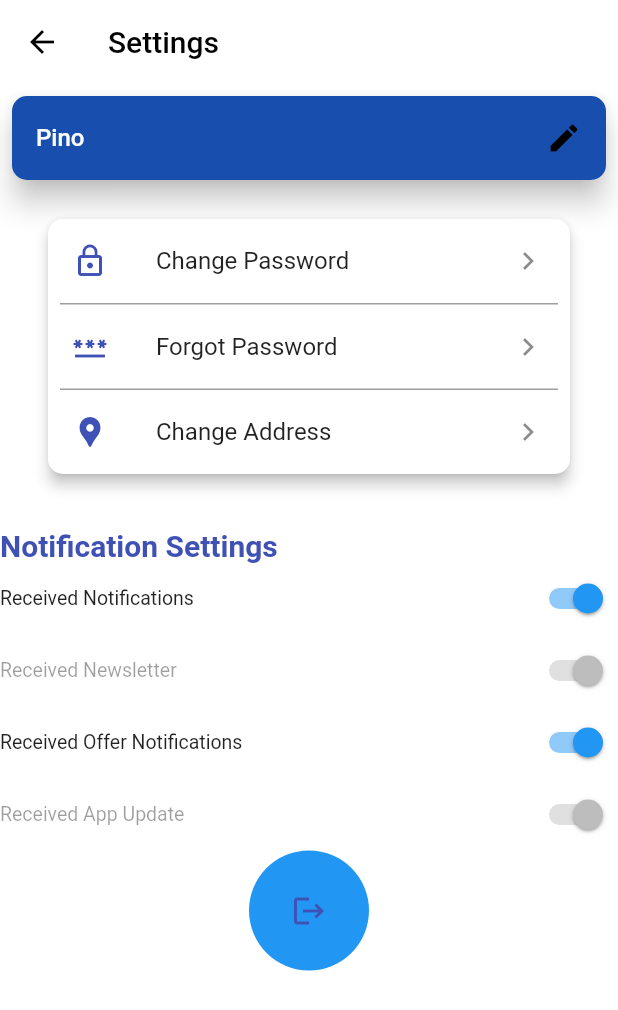
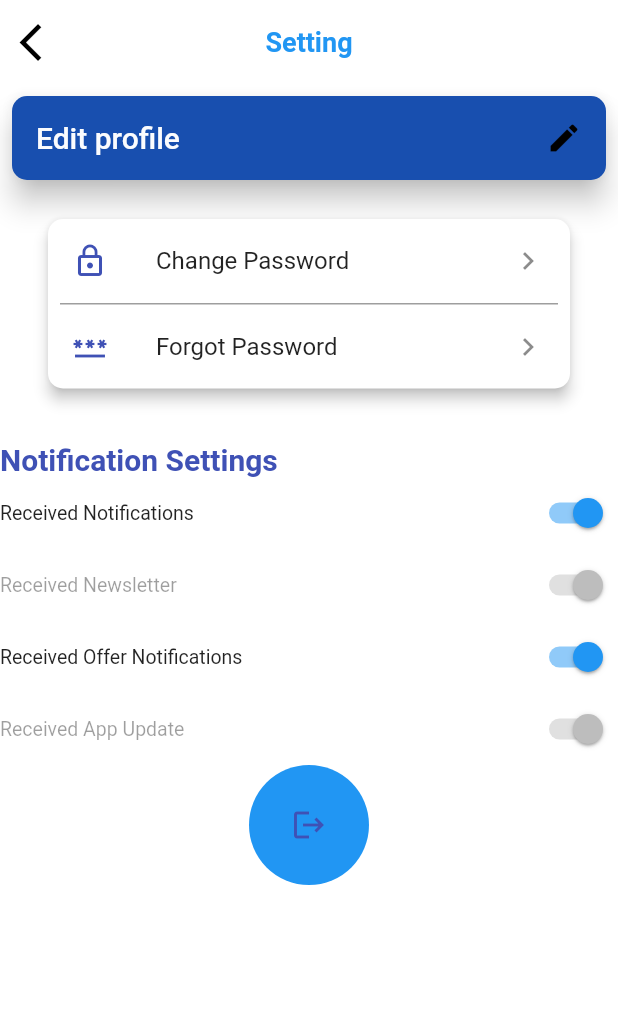
Before and after one commit to HangVu0823/SFuverce_UI, a Flutter app: the UserScreen screen opened directly, after a tap on the "settings" icon, on a phone screen of 412 x 824 dp. Shown: the top 1010 px of the screen. Run offline on Flutter 3.47's test engine with Material 2 defaults, Android fonts, the light colour scheme and no system bars; our stand-ins replace cloud_firestore, cross_file, firebase_auth, firebase_core, firebase_storage, flutter_rating_bar and 12 more; accounts and stored records are empty.

Commit message:
Update Edit_Profile

```diff
--- a/lib/screens/user_profile/favorites/favorites_screen.dart
+++ b/lib/screens/user_profile/favorites/favorites_screen.dart
@@ -47,7 +47,7 @@ class _FavoriteScreenState extends State<FavoriteScreen> {
                 children: [
                   Container(
                     margin: EdgeInsets.all(5.0),
-                    width: 100.0,
+                    width: 80.0,
                     height: 94.0,
                     decoration: BoxDecoration(
                       borderRadius: BorderRadius.only(
--- a/lib/screens/user_profile/setting/setting.dart
+++ b/lib/screens/user_profile/setting/setting.dart
@@ -1,4 +1,9 @@
 import 'package:flutter/material.dart';
+import 'package:sfuverce_app/constants/backend_SignIn_SignUp/strings.dart';
+import 'package:sfuverce_app/custom-icons/custom-icons.dart';
+import 'package:sfuverce_app/screens/user_profile/setting/edit_profile.dart';
+import 'package:sfuverce_app/widgets/app_bottom_navigation.dart';
+import 'package:sfuverce_app/screens/user_profile/user.dart';
 
 class SettingsOnePage extends StatelessWidget {
   static final String path = "lib/settings.dat";
@@ -7,15 +12,28 @@ class SettingsOnePage extends StatelessWidget {
     return Scaffold(
       backgroundColor: Colors.white,
       appBar: AppBar(
-        elevation: 0,
-        brightness: Brightness.light,
-        iconTheme: IconThemeData(color: Colors.black),
         backgroundColor: Colors.white,
+        leading: IconButton(
+            icon: Icon(
+              Icons.arrow_back_ios,
+              color: Colors.black,
+            ),
+            iconSize: 30.0,
+            onPressed: () {
+              Navigator.pop(context);
+              Navigator.push(context,
+                  MaterialPageRoute(builder: (context) => UserScreen()));
+            }),
         title: Text(
-          'Settings',
-          style: TextStyle(color: Colors.black),
+          'Setting',
+          style: TextStyle(
+            color: Theme.of(context).primaryColor,
+            fontWeight: FontWeight.bold,
+            fontSize: 18.0,
+          ),
         ),
-
+        centerTitle: true,
+        elevation: 0.0,
       ),
       body: Column(
         children: [
@@ -31,12 +49,16 @@ class SettingsOnePage extends StatelessWidget {
                 color: Color.fromARGB(255, 24, 79, 175),
                 child: ListTile(
                   onTap: () {
-                    //open edit pofile
+                    Navigator.push(
+                      context,
+                      MaterialPageRoute(builder: (_) => EditProfilePage()),
+                    );
                   },
                   title: Text(
-                    "Pino",
+                    "Edit profile",
                     style: TextStyle(
                       color: Color.fromARGB(251, 255, 255, 255),
+                      fontSize: 20,
                       fontWeight: FontWeight.w500,
                     ),
                   ),
@@ -80,15 +102,15 @@ class SettingsOnePage extends StatelessWidget {
                       //open forgot password
                     },
                   ),
-                  _buildDivider(),
-                  ListTile(
-                    leading: Icon(Icons.location_pin, color: Colors.indigo),
-                    title: Text("Change Address"),
-                    trailing: Icon(Icons.keyboard_arrow_right),
-                    onTap: () {
-                      //open change address
-                    },
-                  )
+                  // _buildDivider(),
+                  // ListTile(
+                  //   leading: Icon(Icons.location_pin, color: Colors.indigo),
+                  //   title: Text("Change Address"),
+                  //   trailing: Icon(Icons.keyboard_arrow_right),
+                  //   onTap: () {
+                  //     //open change address
+                  //   },
+                  // )
                 ]),
               ),
               const SizedBox(height: 20.0),
--- a/lib/screens/user_profile/user.dart
+++ b/lib/screens/user_profile/user.dart
@@ -1,18 +1,78 @@
+import 'package:cloud_firestore/cloud_firestore.dart';
 import 'package:firebase_auth/firebase_auth.dart';
 import 'package:flutter/material.dart';
+import 'package:provider/provider.dart';
+import 'package:sfuverce_app/constants/backend_SignIn_SignUp/firebase_consts.dart';
 import 'package:sfuverce_app/screens/delivery/trackorder.dart';
 import 'package:sfuverce_app/screens/user_profile/favorites/favorites_screen.dart';
 import 'package:sfuverce_app/screens/user_profile/setting/setting.dart';
-import 'package:sfuverce_app/services/database_service.dart';
+import 'package:sfuverce_app/custom-icons/custom-icons.dart';
+import 'package:sfuverce_app/widgets/app_bottom_navigation.dart';
+
+import '../../services/account_service.dart';
+import '../cart/cart_screen.dart';
+import '../../services/database_service.dart';
 
 class UserScreen extends StatefulWidget {
   _UserScreenState createState() => _UserScreenState();
 }
 
 class _UserScreenState extends State<UserScreen> {
+  final user = FirebaseAuth.instance.currentUser;
+  String name = 'User';
+  String email = '********';
+  String phone = '********';
+  String address = '******';
+
+  Future _getDataFromDatabse() async {
+    await FirebaseFirestore.instance
+        .collection("users-form-data")
+        .doc(FirebaseAuth.instance.currentUser.email)
+        .get()
+        .then((snapshot) async {
+      if (snapshot.exists) {
+        setState(() {
+          name = snapshot.data()["name"];
+          //email = snapshot.data()["email"];
+          phone = snapshot.data()["phone"];
+          address = snapshot.data()["address"];
+        });
+      }
+    });
+  }
+
+  void initState() {
+    super.initState();
+    _getDataFromDatabse();
+  }
+
   @override
   Widget build(BuildContext context) {
     return Scaffold(
+      appBar: AppBar(
+        backgroundColor: Colors.white,
+        leading: IconButton(
+            icon: Icon(
+              Icons.arrow_back_ios,
+              color: Colors.black,
+            ),
+            iconSize: 30.0,
+            onPressed: () {
+              Navigator.pop(context);
+              Navigator.push(context,
+                  MaterialPageRoute(builder: (context) => PageNavigation()));
+            }),
+        title: Text(
+          'User Profile',
+          style: TextStyle(
+            color: Theme.of(context).primaryColor,
+            fontWeight: FontWeight.bold,
+            fontSize: 18.0,
+          ),
+        ),
+        centerTitle: true,
+        elevation: 0.0,
+      ),
       body: ListView(
         children: <Widget>[
           Column(
@@ -22,7 +82,7 @@ class _UserScreenState extends State<UserScreen> {
                   Container(
                     height: 250.0,
                     width: double.infinity,
-                    color: Colors.yellow[700],
+                    color: Color.fromARGB(255, 21, 65, 131),
                   ),
                   Positioned(
                     bottom: 50.0,
@@ -32,7 +92,8 @@ class _UserScreenState extends State<UserScreen> {
                       height: 400.0,
                       decoration: BoxDecoration(
                           borderRadius: BorderRadius.circular(200.0),
-                          color: Colors.yellow[400].withOpacity(0.5)),
+                          color: Color.fromARGB(255, 47, 98, 156)
+                              .withOpacity(0.5)),
                     ),
                   ),
                   Positioned(
@@ -43,7 +104,7 @@ class _UserScreenState extends State<UserScreen> {
                       height: 300.0,
                       decoration: BoxDecoration(
                           borderRadius: BorderRadius.circular(200.0),
-                          color: Colors.yellow[400].withOpacity(0.5)),
+                          color: Colors.blue[700].withOpacity(0.5)),
                     ),
                   ),
                   Column(
@@ -67,7 +128,7 @@ class _UserScreenState extends State<UserScreen> {
                                     width: 2.0),
                                 image: DecorationImage(
                                     image: AssetImage(
-                                        'assets/images/avatar.png'))),
+                                        'assets/images/user/user_avatar/avatar.png'))),
                           ),
                           SizedBox(
                             width: 10.0,
@@ -75,36 +136,15 @@ class _UserScreenState extends State<UserScreen> {
                           Column(
                             crossAxisAlignment: CrossAxisAlignment.start,
                             children: <Widget>[
-                              FutureBuilder(
-                                  future: DatabaseService()
-                                      .getNameUserFromFirestore(),
-                                  builder: (context,
-                                      AsyncSnapshot<String> snapshot) {
-                                    if (snapshot.hasError) {
-                                      print(
-                                          "Error read username: ${snapshot.error}");
-                                    }
-                                    if (snapshot.connectionState ==
-                                        ConnectionState.done) {
-                                      return Text(snapshot.data, //name
+                              Text(name, //email
                                   style: TextStyle(
-                                              color: Colors.black,
+                                      color: Colors.white,
+                                      fontWeight: FontWeight.w700,
                                       fontFamily: 'Quicksand',
-                                              fontSize: 24.0,
-                                              fontWeight: FontWeight.bold));
-                                    }
-                                    return Text('User', //name
+                                      fontSize: 21.0)),
+                              Text(phone, //email
                                   style: TextStyle(
-                                            color: Colors.black,
-                                            fontFamily: 'Quicksand',
-                                            fontSize: 24.0,
-                                            fontWeight: FontWeight.bold));
-                                  }),
-                              Text(
-                                  FirebaseAuth
-                                      .instance.currentUser.email, //email
-                                  style: TextStyle(
-                                      color: Colors.black,
+                                      color: Colors.grey[300],
                                       fontFamily: 'Quicksand',
                                       fontSize: 15.0))
                             ],
@@ -138,13 +178,14 @@ class _UserScreenState extends State<UserScreen> {
                                   icon: Icon(Icons.favorite),
                                   color: Colors.white,
                                   iconSize: 35.0,
-                                onPressed: () => Navigator.push(
+                                  onPressed: () {
+                                    Navigator.pop(context);
+                                    Navigator.push(
                                         context,
                                         MaterialPageRoute(
-                                    builder: (_) => FavoriteScreen(),
-                                  ),
-                                ),
-                              ),
+                                            builder: (context) =>
+                                                FavoriteScreen()));
+                                  }),
                               SizedBox(
                                 height: 5.0,
                               ),
@@ -158,10 +199,11 @@ class _UserScreenState extends State<UserScreen> {
                           ),
                           Column(
                             children: <Widget>[
-                              Icon(
-                                Icons.account_balance_wallet,
+                              IconButton(
+                                icon: Icon(Icons.account_balance_wallet),
                                 color: Colors.white,
-                                size: 35.0,
+                                iconSize: 35.0,
+                                onPressed: () => null,
                               ),
                               SizedBox(
                                 height: 5.0,
@@ -176,8 +218,12 @@ class _UserScreenState extends State<UserScreen> {
                           ),
                           Column(
                             children: <Widget>[
-                              Icon(Icons.print,
-                                  color: Colors.white, size: 35.0),
+                              IconButton(
+                                icon: Icon(Icons.print),
+                                color: Colors.white,
+                                iconSize: 35.0,
+                                onPressed: () => null,
+                              ),
                               SizedBox(
                                 height: 5.0,
                               ),
@@ -191,8 +237,12 @@ class _UserScreenState extends State<UserScreen> {
                           ),
                           Column(
                             children: <Widget>[
-                              Icon(Icons.laptop,
-                                  color: Colors.white, size: 35.0),
+                              IconButton(
+                                icon: Icon(Icons.laptop),
+                                color: Colors.white,
+                                iconSize: 35.0,
+                                onPressed: () => null,
+                              ),
                               SizedBox(
                                 height: 5.0,
                               ),
@@ -239,13 +289,16 @@ class _UserScreenState extends State<UserScreen> {
                     child: customCards(
                         'To be received', '8', 'assets/images/user/trucks.png'),
                     onTap: () {
-                      //Navigator.pop(context);
+                      Navigator.pop(context);
                       Navigator.push(
                           context,
                           MaterialPageRoute(
                               builder: (context) => TrackOrder()));
                     },
                   ),
+                  // GestureDetector(
+                  //   onTap: () => TrackOrder(),
+                  // ),
                   customCards('Return/replace', '0',
                       'assets/images/user/returnbox.png'),
                 ],
--- a/pubspec.yaml
+++ b/pubspec.yaml
@@ -46,6 +46,9 @@ dependencies:
   firebase_core: ^2.3.0
   firebase_auth: ^4.1.4
   fluttertoast: ^8.0.7
+  firebase_storage: ^11.0.7
+  image_picker: ^0.8.6
+
 
 
   velocity_x: ^3.6.0
```
Also changed, not shown: lib/screens/user_profile/setting/edit_profile.dart (added, +316 -0 lines), pubspec.lock, 1 other file. Lines whose indentation alone changed are shown as unchanged.
